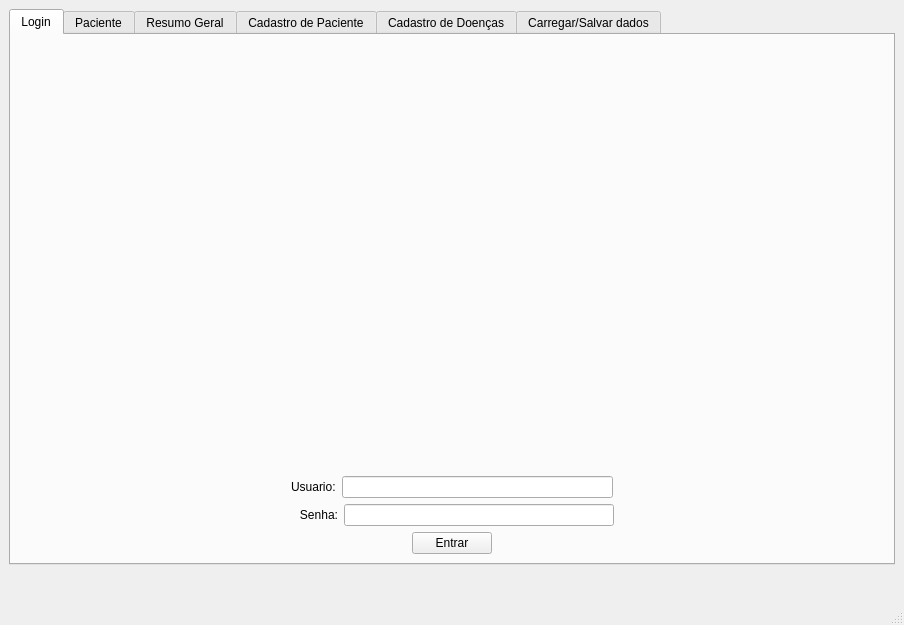
Qt form Projeto_EE/mainwindow.ui (Lucas1100010/Projeto_TP_EE2022_SDD) before a commit.
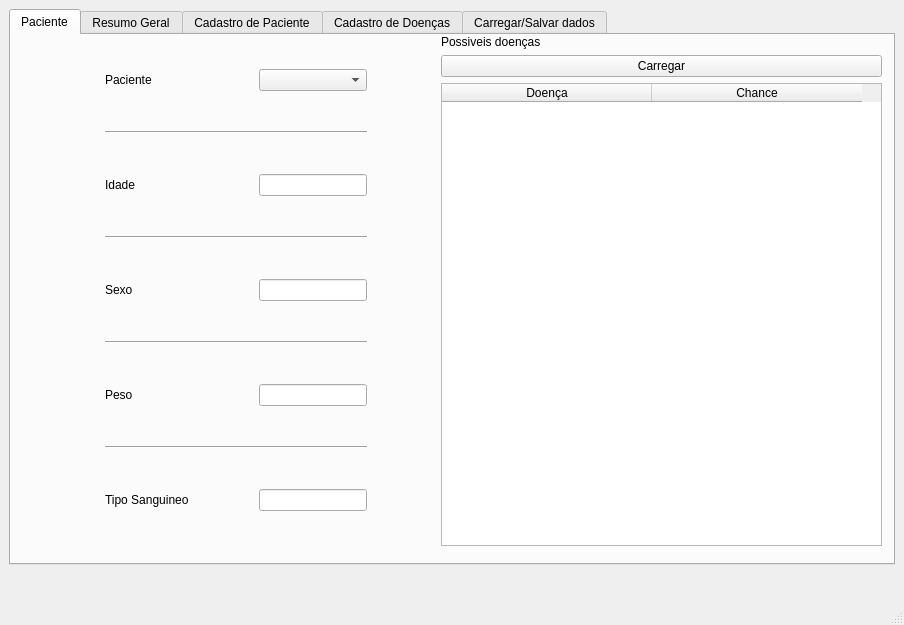
The same form after that commit. The open tabs and pages were chosen to show the change. Icons and pictures are not drawn.

```diff
--- a/Projeto_EE/mainwindow.ui
+++ b/Projeto_EE/mainwindow.ui
@@ -23,7 +23,17 @@
    </size>
   </property>
   <property name="windowTitle">
-   <string>MainWindow</string>
+   <string>SDD</string>
+  </property>
+  <property name="windowIcon">
+   <iconset>
+    <normaloff>../build-Projeto_EE-Desktop_Qt_6_3_1_MinGW_64_bit-Debug/bg.png</normaloff>../build-Projeto_EE-Desktop_Qt_6_3_1_MinGW_64_bit-Debug/bg.png</iconset>
+  </property>
+  <property name="autoFillBackground">
+   <bool>false</bool>
+  </property>
+  <property name="styleSheet">
+   <string notr="true"/>
   </property>
   <widget class="QWidget" name="centralwidget">
    <property name="minimumSize">
@@ -52,176 +62,9 @@
         <property name="currentIndex">
          <number>3</number>
         </property>
-        <widget class="QWidget" name="tabLogin">
-         <property name="enabled">
-          <bool>true</bool>
-         </property>
-         <attribute name="title">
-          <string>Login</string>
-         </attribute>
-         <layout class="QGridLayout" name="gridLayout_10">
-          <item row="0" column="0">
-           <layout class="QGridLayout" name="gridLayout_2">
-            <item row="0" column="1">
-             <widget class="QLabel" name="label">
-              <property name="text">
-               <string/>
-              </property>
-              <property name="pixmap">
-               <pixmap>../build-Projeto_EE-Desktop_Qt_6_3_1_MinGW_64_bit-Debug/Imagens/login.jpg</pixmap>
-              </property>
-             </widget>
-            </item>
-            <item row="0" column="0">
-             <spacer name="horizontalSpacer">
-              <property name="orientation">
-               <enum>Qt::Horizontal</enum>
-              </property>
-              <property name="sizeHint" stdset="0">
-               <size>
-                <width>40</width>
-                <height>20</height>
-               </size>
-              </property>
-             </spacer>
-            </item>
-            <item row="0" column="2">
-             <spacer name="horizontalSpacer_2">
-              <property name="orientation">
-               <enum>Qt::Horizontal</enum>
-              </property>
-              <property name="sizeHint" stdset="0">
-               <size>
-                <width>40</width>
-                <height>20</height>
-               </size>
-              </property>
-             </spacer>
-            </item>
-           </layout>
-          </item>
-          <item row="1" column="0">
-           <layout class="QHBoxLayout" name="horizontalLayout_2">
-            <item>
-             <spacer name="horizontalSpacer_3">
-              <property name="orientation">
-               <enum>Qt::Horizontal</enum>
-              </property>
-              <property name="sizeHint" stdset="0">
-               <size>
-                <width>40</width>
-                <height>20</height>
-               </size>
-              </property>
-             </spacer>
-            </item>
-            <item>
-             <widget class="QLabel" name="label_2">
-              <property name="text">
-               <string>Usuario:</string>
-              </property>
-             </widget>
-            </item>
-            <item>
-             <widget class="QLineEdit" name="lineEdit_login"/>
-            </item>
-            <item>
-             <spacer name="horizontalSpacer_5">
-              <property name="orientation">
-               <enum>Qt::Horizontal</enum>
-              </property>
-              <property name="sizeHint" stdset="0">
-               <size>
-                <width>40</width>
-                <height>20</height>
-               </size>
-              </property>
-             </spacer>
-            </item>
-           </layout>
-          </item>
-          <item row="2" column="0">
-           <layout class="QHBoxLayout" name="horizontalLayout_4">
-            <item>
-             <spacer name="horizontalSpacer_4">
-              <property name="orientation">
-               <enum>Qt::Horizontal</enum>
-              </property>
-              <property name="sizeHint" stdset="0">
-               <size>
-                <width>40</width>
-                <height>20</height>
-               </size>
-              </property>
-             </spacer>
-            </item>
-            <item>
-             <widget class="QLabel" name="label_22">
-              <property name="text">
-               <string>   Senha:</string>
-              </property>
-             </widget>
-            </item>
-            <item>
-             <widget class="QLineEdit" name="lineEdit_senha"/>
-            </item>
-            <item>
-             <spacer name="horizontalSpacer_6">
-              <property name="orientation">
-               <enum>Qt::Horizontal</enum>
-              </property>
-              <property name="sizeHint" stdset="0">
-               <size>
-                <width>40</width>
-                <height>20</height>
-               </size>
-              </property>
-             </spacer>
-            </item>
-           </layout>
-          </item>
-          <item row="3" column="0">
-           <layout class="QGridLayout" name="gridLayout_3">
-            <item row="0" column="0">
-             <spacer name="horizontalSpacer_7">
-              <property name="orientation">
-               <enum>Qt::Horizontal</enum>
-              </property>
-              <property name="sizeHint" stdset="0">
-               <size>
-                <width>40</width>
-                <height>20</height>
-               </size>
-              </property>
-             </spacer>
-            </item>
-            <item row="0" column="1">
-             <widget class="QPushButton" name="pushButton_entrar">
-              <property name="text">
-               <string>Entrar</string>
-              </property>
-             </widget>
-            </item>
-            <item row="0" column="2">
-             <spacer name="horizontalSpacer_8">
-              <property name="orientation">
-               <enum>Qt::Horizontal</enum>
-              </property>
-              <property name="sizeHint" stdset="0">
-               <size>
-                <width>40</width>
-                <height>20</height>
-               </size>
-              </property>
-             </spacer>
-            </item>
-           </layout>
-          </item>
-         </layout>
-        </widget>
         <widget class="QWidget" name="tabPaciente">
          <property name="enabled">
-          <bool>false</bool>
+          <bool>true</bool>
          </property>
          <attribute name="title">
           <string>Paciente</string>
@@ -374,6 +217,9 @@
           <layout class="QGridLayout" name="gridLayout_9">
            <item row="2" column="0">
             <widget class="QTableWidget" name="tableWidget_pacienteXdoenca">
+             <property name="enabled">
+              <bool>true</bool>
+             </property>
              <property name="frameShape">
               <enum>QFrame::StyledPanel</enum>
              </property>
```
Left out of the diff: 36 changed lines with no effect on the pictures.
